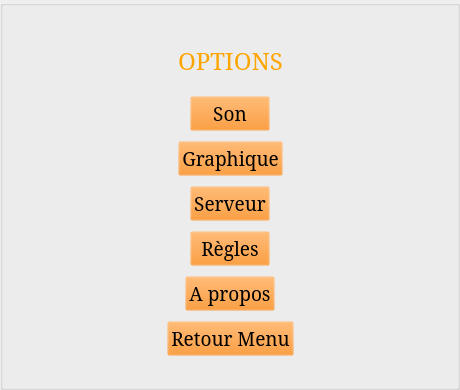
Qt form StreetCar/StreetCar/OptionsMenu.ui (paboccard/Projet_Prog_Jeu) before a commit.
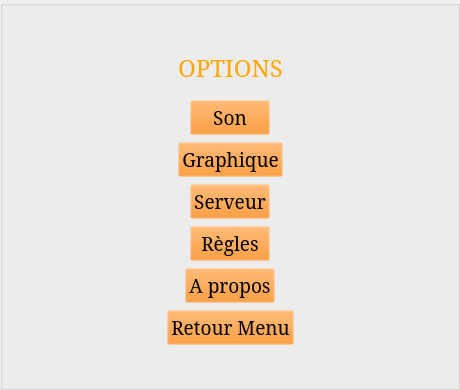
The same form after that commit. Icons and pictures are not drawn.

```diff
--- a/StreetCar/StreetCar/OptionsMenu.ui
+++ b/StreetCar/StreetCar/OptionsMenu.ui
@@ -57,16 +57,16 @@
        <number>0</number>
       </property>
       <property name="leftMargin">
-       <number>30</number>
+       <number>40</number>
       </property>
       <property name="topMargin">
-       <number>20</number>
+       <number>30</number>
       </property>
       <property name="rightMargin">
-       <number>30</number>
+       <number>40</number>
       </property>
       <property name="bottomMargin">
-       <number>20</number>
+       <number>30</number>
       </property>
       <item>
        <layout class="QHBoxLayout" name="layouTitle">
```
